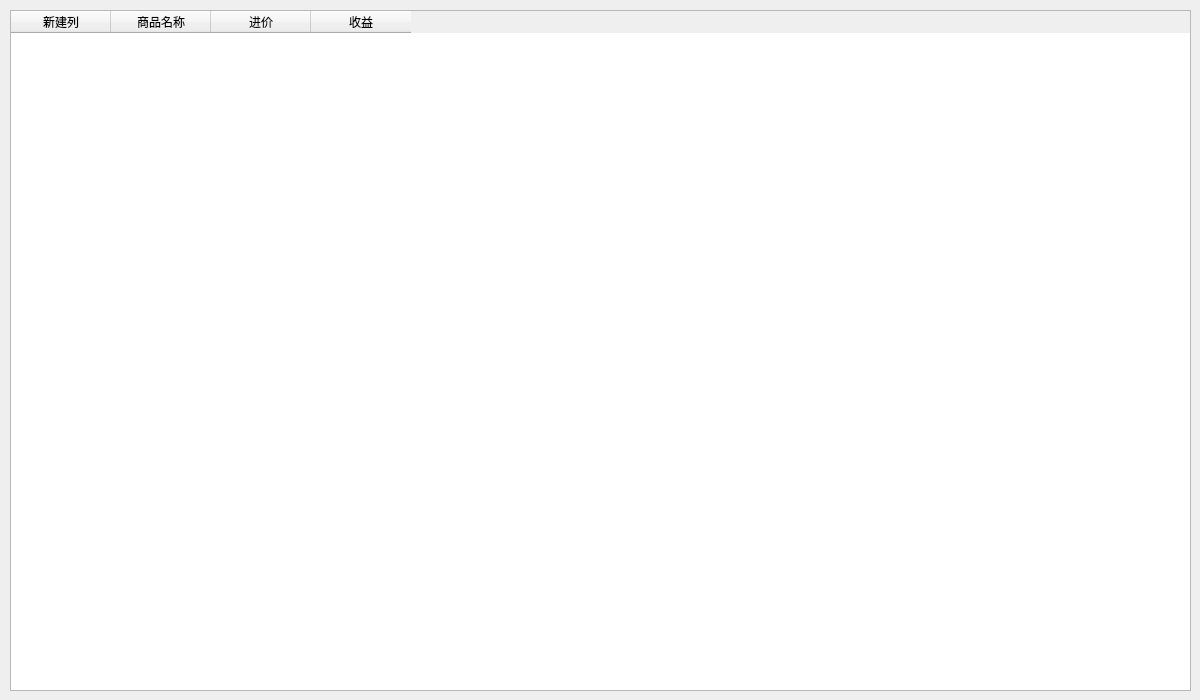
Above: MISProject/profit.ui from Gavin-JN/MIS-project before the change. Below: the same form after it.
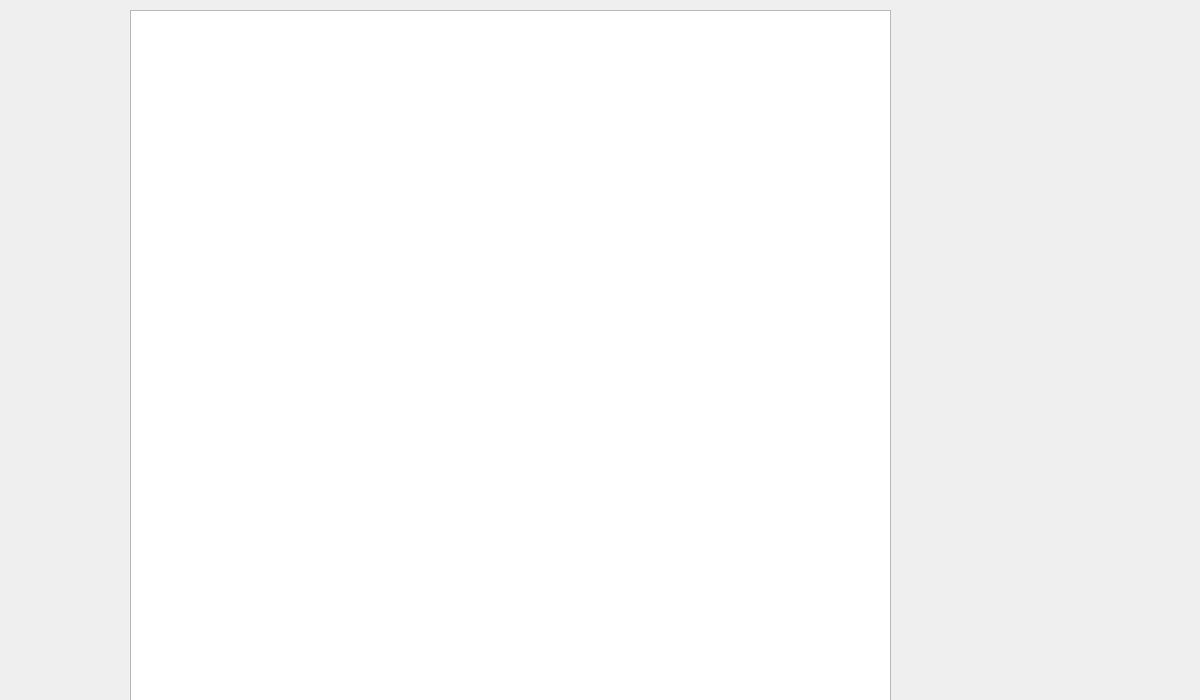
That is the form after the change.

What changed in the file:
```diff
--- a/MISProject/profit.ui
+++ b/MISProject/profit.ui
@@ -13,35 +13,15 @@
   <property name="windowTitle">
    <string>Dialog</string>
   </property>
-  <widget class="QTableWidget" name="profitTable">
+  <widget class="QTableView" name="profitTable">
    <property name="geometry">
     <rect>
-     <x>10</x>
+     <x>130</x>
      <y>10</y>
-     <width>1181</width>
-     <height>681</height>
+     <width>761</width>
+     <height>691</height>
     </rect>
    </property>
-   <column>
-    <property name="text">
-     <string>新建列</string>
-    </property>
-   </column>
-   <column>
-    <property name="text">
-     <string>商品名称</string>
-    </property>
-   </column>
-   <column>
-    <property name="text">
-     <string>进价</string>
-    </property>
-   </column>
-   <column>
-    <property name="text">
-     <string>收益</string>
-    </property>
-   </column>
   </widget>
  </widget>
  <resources/>
```
